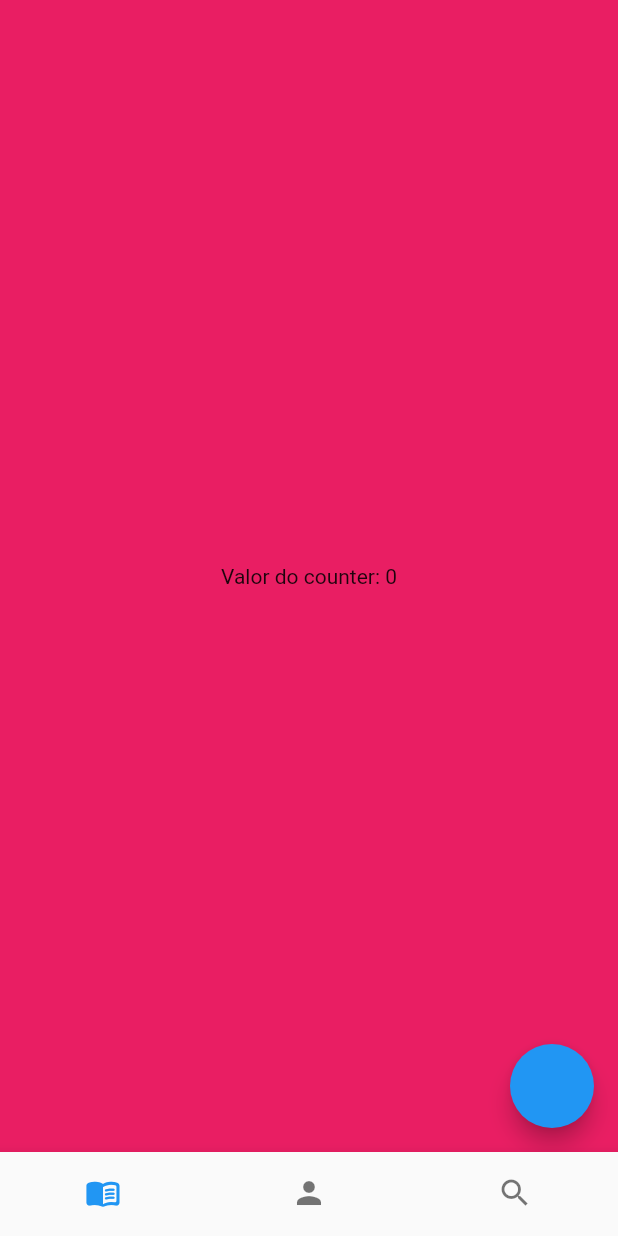
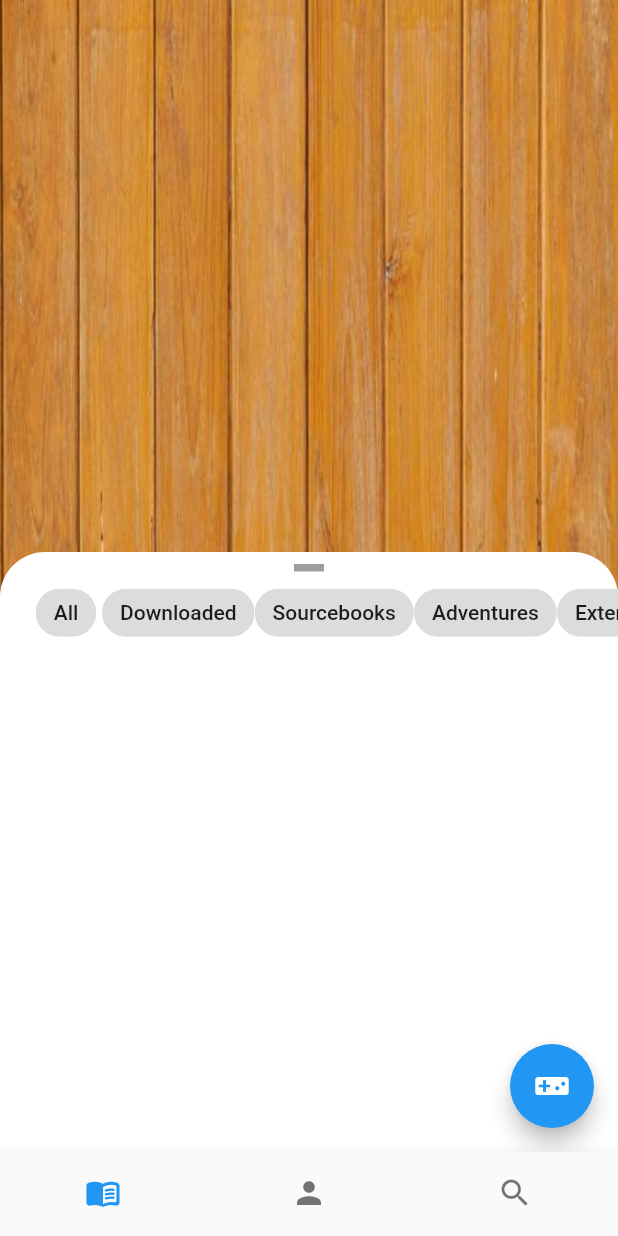
Before and after one commit to Vasques1995/dragonfruit, a Flutter app: the screen it shows after launch, on a phone screen of 412 x 824 dp. Run offline on Flutter 3.47's test engine with Material 2 defaults, Android fonts, the light colour scheme and no system bars; our stand-ins replace flutter_mobx, flutter_modular, mobx; generated files the repository leaves out were written again.

Commit message:
🐲[FEATURE](Bookshelf): Added basic Bookshelf Sheet

```diff
--- a/lib/modules/bookshelf/page/bookshelf_page.dart
+++ b/lib/modules/bookshelf/page/bookshelf_page.dart
@@ -1,4 +1,5 @@
 import 'package:dragonfruit/modules/bookshelf/controller/bookshelf_controller.dart';
+import 'package:flutter/cupertino.dart';
 import 'package:flutter/material.dart';
 import 'package:flutter_mobx/flutter_mobx.dart';
 import 'package:flutter_modular/flutter_modular.dart';
@@ -12,23 +13,108 @@ class BookshelfPage extends StatefulWidget {
 
 class _BookshelfPageState
     extends ModularState<BookshelfPage, BookshelfController> {
+  double size = 400;
+
   @override
   Widget build(BuildContext context) {
+    //TODO Loader effect while waiting to fetch Books
     return Scaffold(
       floatingActionButton: FloatingActionButton(
         onPressed: controller.inc,
+        child: Icon(Icons.videogame_asset),
       ),
       body: Container(
-        color: Colors.pink,
-        child: Center(
-          child: Observer(
-            builder: (BuildContext context) {
-              return Text(
-                  'Valor do counter: ${controller.bookshelfStore.activePageIndex}');
-            },
+        decoration: BoxDecoration(
+          //TODO Tabuleiro para rebolar dados
+          image: DecorationImage(
+              image: AssetImage('assets/background/wooden_floor.jpg'),
+              fit: BoxFit.fill),
+        ),
+        child: Align(
+          alignment: Alignment.bottomCenter,
+          child: ConstrainedBox(
+            constraints: BoxConstraints(
+                maxHeight: MediaQuery.of(context).size.height,
+                minHeight: MediaQuery.of(context).size.height * 0.25),
+            child: bookshelfSheet(),
           ),
         ),
       ),
     );
   }
+
+  Widget bookshelfSheet() {
+    return AnimatedContainer(
+      height: size,
+      width: MediaQuery.of(context).size.width,
+      duration: Duration(milliseconds: 200),
+      decoration: BoxDecoration(
+          color: Colors.white,
+          borderRadius: BorderRadius.vertical(top: Radius.circular(30))),
+      child: Column(
+        crossAxisAlignment: CrossAxisAlignment.center,
+        children: [
+          Padding(
+            padding: const EdgeInsets.only(top: 8.0),
+            child: GestureDetector(
+              onVerticalDragUpdate: (DragUpdateDetails dragUpdateDetails) {
+                debugPrint('${dragUpdateDetails.globalPosition.distance}');
+                setState(() {
+                  this.size = MediaQuery.of(context).size.height -
+                      dragUpdateDetails.globalPosition.dy;
+                });
+              },
+              child: Container(
+                height: 5,
+                width: 20,
+                color: Colors.grey,
+              ),
+            ),
+          ),
+          Padding(
+            padding: const EdgeInsets.only(top: 10.0),
+            child: Container(
+              height: 35,
+              child: ListView(
+                scrollDirection: Axis.horizontal,
+                padding: EdgeInsets.symmetric(horizontal: 20),
+                children: [
+                  ActionChip(
+                    label: Text('All'),
+                    onPressed: () {
+                      debugPrint('All');
+                    },
+                  ),
+                  ActionChip(
+                    label: Text('Downloaded'),
+                    onPressed: () {
+                      debugPrint('Downloaded');
+                    },
+                  ),
+                  ActionChip(
+                    label: Text('Sourcebooks'),
+                    onPressed: () {
+                      debugPrint('Sourcebooks');
+                    },
+                  ),
+                  ActionChip(
+                    label: Text('Adventures'),
+                    onPressed: () {
+                      debugPrint('Adventures');
+                    },
+                  ),
+                  ActionChip(
+                    label: Text('Extensions'),
+                    onPressed: () {
+                      debugPrint('Extensions');
+                    },
+                  )
+                ],
+              ),
+            ),
+          )
+        ],
+      ),
+    );
+  }
 }
--- a/pubspec.yaml
+++ b/pubspec.yaml
@@ -55,6 +55,7 @@ flutter:
   # To add assets to your application, add an assets section, like this:
   assets:
    - assets/gifs/beholder_gif.gif
+   - assets/background/wooden_floor.jpg
   #   - images/a_dot_ham.jpeg
 
   # An image asset can refer to one or more resolution-specific "variants", see
```
Also changed, not shown: assets/background/wooden_floor.jpg (added).
